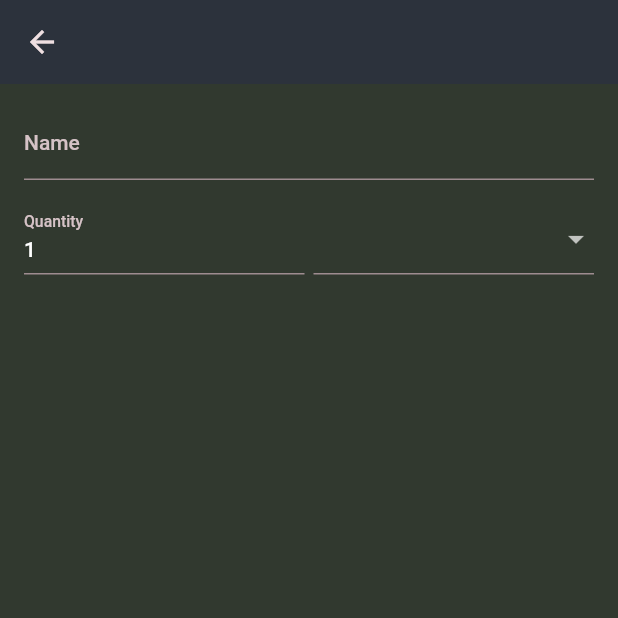
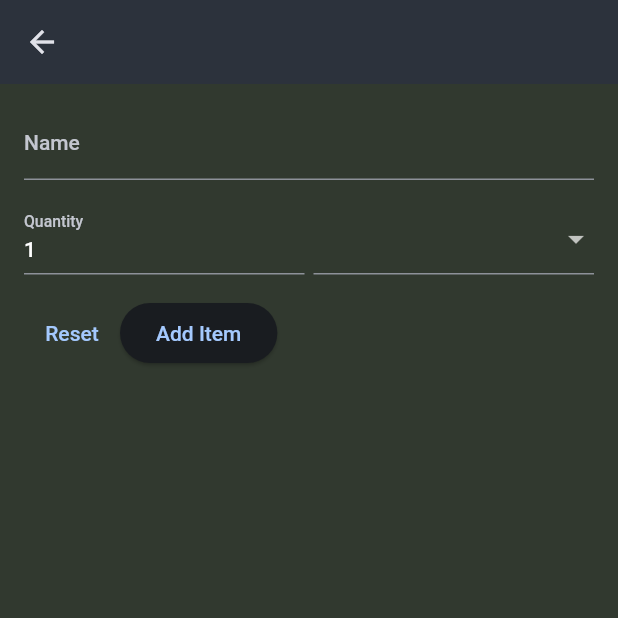
Before and after one commit to Hishamk99/shop_app, a Flutter app: the screen it shows after launch, after a tap on the "add" icon, on a phone screen of 412 x 824 dp, the top half of it. Run offline on Flutter 3.47's test engine with Material 2 defaults, Android fonts, the phone set to English and light mode, and no system bars.

Commit message:
form key

```diff
--- a/lib/main.dart
+++ b/lib/main.dart
@@ -15,7 +15,7 @@ class ShopApp extends StatelessWidget {
         useMaterial3: true,
         scaffoldBackgroundColor: const Color.fromARGB(255, 49, 57, 47),
         colorScheme: ColorScheme.fromSeed(
-          seedColor: const Color.fromARGB(255, 0, 0, 0),
+          seedColor: const Color.fromARGB(255, 38, 109, 184),
           surface: const Color.fromARGB(255, 44, 50, 60),
           brightness: Brightness.dark
         )
--- a/lib/widgets/new_item.dart
+++ b/lib/widgets/new_item.dart
@@ -1,8 +1,15 @@
 import 'package:flutter/material.dart';
 import 'package:shop_app/data/categories.dart';
 
-class NewItem extends StatelessWidget {
+class NewItem extends StatefulWidget {
   const NewItem({super.key});
+
+  @override
+  State<NewItem> createState() => _NewItemState();
+}
+
+class _NewItemState extends State<NewItem> {
+  final formKey = GlobalKey<FormState>();
 
   @override
   Widget build(BuildContext context) {
@@ -11,6 +18,7 @@ class NewItem extends StatelessWidget {
       body: Padding(
         padding: const EdgeInsets.all(16),
         child: Form(
+          key: formKey,
           child: Column(
             children: [
               TextFormField(
@@ -36,6 +44,7 @@ class NewItem extends StatelessWidget {
                 children: [
                   Expanded(
                     child: TextFormField(
+                      keyboardType: TextInputType.number,
                       initialValue: '1',
                       decoration: const InputDecoration(
                         label: Text('Quantity'),
@@ -43,9 +52,9 @@ class NewItem extends StatelessWidget {
                       validator: (value) {
                         if (value == null ||
                             value.isEmpty ||
-                            value.trim().length <= 1 ||
-                            value.trim().length >= 50) {
-                          return 'Error';
+                            int.tryParse(value) == null ||
+                            int.tryParse(value)! <= 0) {
+                          return 'Must be positive';
                         }
                         return null;
                       },
@@ -80,6 +89,24 @@ class NewItem extends StatelessWidget {
                   ),
                 ],
               ),
+              const SizedBox(
+                height: 15,
+              ),
+              Row(
+                children: [
+                  TextButton(
+                      onPressed: () {
+                        formKey.currentState!.reset();
+                      },
+                      child: const Text('Reset')),
+                  ElevatedButton(
+                    onPressed: () {
+                      formKey.currentState!.validate();
+                    },
+                    child: const Text('Add Item'),
+                  ),
+                ],
+              ),
             ],
           ),
         ),
```
